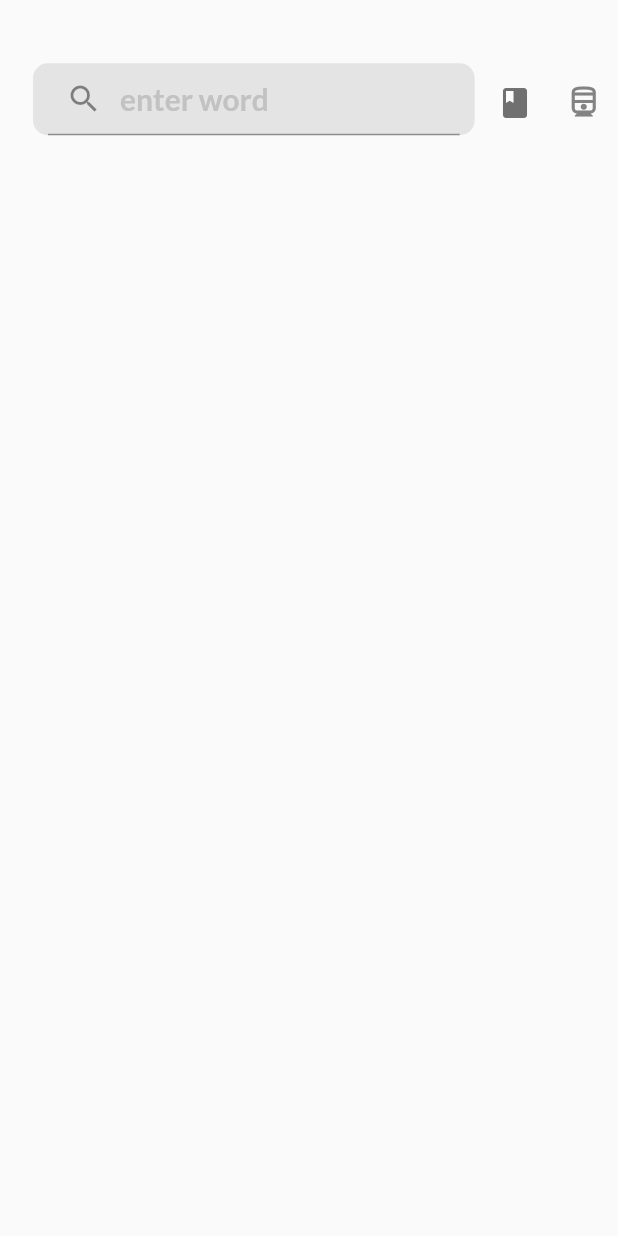
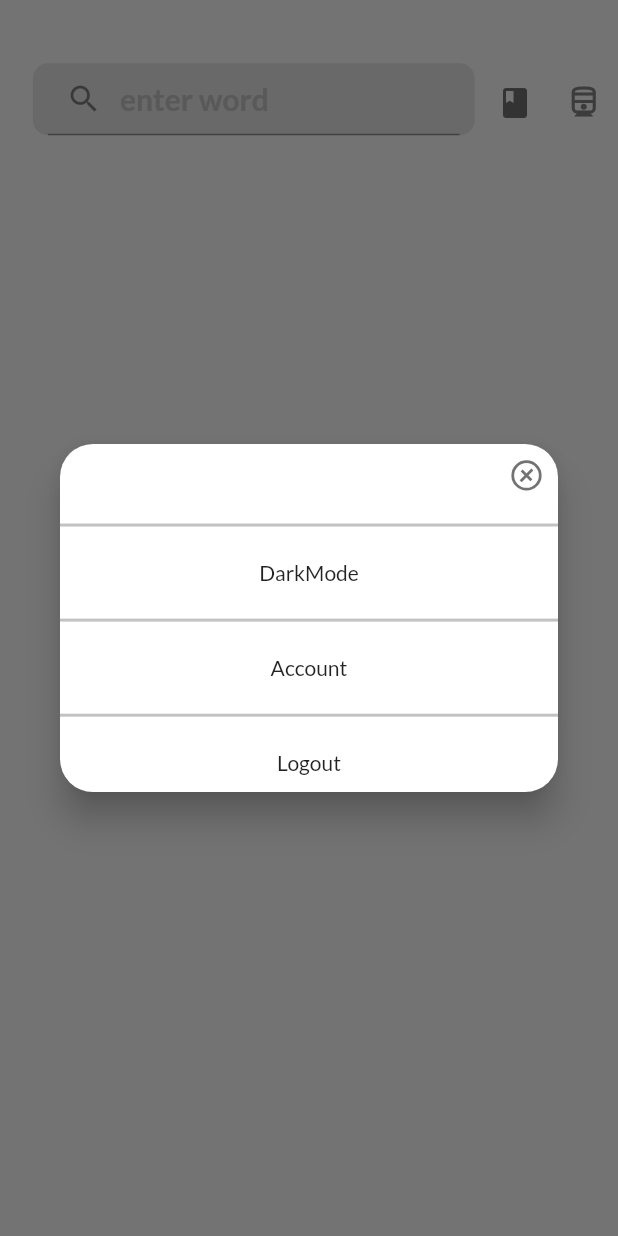
Before and after one commit to patrick-simon045/skiza-Mobile-App, a Flutter app: the Home screen opened directly, after a tap on the "directions railway" icon, on a phone screen of 412 x 824 dp. Run offline on Flutter 3.47's test engine with Material 2 defaults, Android fonts, the phone set to English and light mode, and no system bars; our stand-ins replace flutter_svg, google_fonts, shared_preferences; missing offline and left inert: geolocator_web, shared_preferences_web; accounts and stored records are empty.

Commit message:
feat: add drawer switch layout

```diff
--- /dev/null
+++ b/lib/core/components/app_drawer_component.dart
@@ -0,0 +1,37 @@
+import 'package:flutter/material.dart';
+import 'package:skiza/core/components/line_separator.dart';
+import 'package:skiza/models/app_drawer_model.dart';
+
+class AppDrawerComponent extends StatelessWidget {
+  void onChooseDrawerSelection(BuildContext context, String selectionId) {
+  Navigator.pop(context, selectionId);
+  }
+
+  @override
+  Widget build(BuildContext context) {
+    double _height = MediaQuery.of(context).size.height;
+    double _widht = MediaQuery.of(context).size.width;
+    return Column(
+      children:
+          AppDrawerModel.defaultDrawers().map((AppDrawerModel appDrawerModel) {
+        return GestureDetector(
+          child: Container(
+            color: Colors.transparent,
+             height:_height/13 ,
+            child: Column(
+              mainAxisAlignment: MainAxisAlignment.spaceAround,
+              children: [
+                LineSeperator(color: Color(0xFFC2C2C2)),
+                Text(
+                  appDrawerModel.title,
+                  style: TextStyle(),
+                )
+              ],
+            ),
+          ),
+          onTap: () => onChooseDrawerSelection(context, appDrawerModel.id),
+        );
+      }).toList(),
+    );
+  }
+}
--- a/lib/core/components/home_app_bar_component.dart
+++ b/lib/core/components/home_app_bar_component.dart
@@ -1,19 +1,29 @@
 import 'package:flutter/material.dart';
+import 'package:skiza/core/components/app_drawer_component.dart';
 import 'package:skiza/core/components/search_component.dart';
 import 'package:skiza/core/utils/app_utils.dart';
 
 class HomeAppBarComponent extends StatelessWidget {
   final TextEditingController namecontroller = new TextEditingController();
 
-  void appDrawer(BuildContext context) {
-      Widget default_widget = GestureDetector(
-    child: Text("kija"),
-    onTap: () {
-      Navigator.pop(context,"Hello");
-    },
-  );
-
-    return AppUtil.showPopUpModal(context, default_widget, true);
+  void appDrawer(BuildContext context) async {
+    String drawerResponse =
+        await AppUtil.showPopUpModal(context, AppDrawerComponent(), true);
+    if (drawerResponse != null) {
+      switch (drawerResponse) {
+        case "theme":
+          print("Darkmode");
+          break;
+        case "auth":
+          print("Logout");
+          break;
+        case "account":
+          print("Account");
+          break;
+        default:
+          print("no further options");
+      }
+    }
   }
 
 // AppUtil
--- /dev/null
+++ b/lib/core/utils/app_utils.dart
@@ -0,0 +1,54 @@
+import 'package:flutter/material.dart';
+import 'package:flutter_svg/svg.dart';
+
+class AppUtil {
+
+  static DateTime getDateIntoDateTimeFormat(String date) {
+    return DateTime.parse(date);
+  }
+
+  static showPopUpModal(
+      BuildContext context, Widget modal, bool diablePadding) {
+    return showDialog(
+        context: context,
+        builder: (BuildContext context) {
+          return Dialog(
+            elevation: 10,
+            shape: RoundedRectangleBorder(
+                borderRadius: BorderRadius.circular(22.0)),
+            child: Container(
+              child: Padding(
+                padding: diablePadding
+                    ? const EdgeInsets.all(0)
+                    : const EdgeInsets.only(
+                        bottom: 12, top: 5, right: 5, left: 5),
+                child: SingleChildScrollView(
+                  child: Column(
+                    children: [
+                      Container(
+                        child: Row(
+                          mainAxisAlignment: MainAxisAlignment.end,
+                          children: [
+                            InkWell(
+                              onTap: () => Navigator.of(context).pop(),
+                              child: Container(
+                                margin: EdgeInsets.all(10),
+                                height: 22,
+                                width: 22,
+                                child: SvgPicture.asset(
+                                    'assets/images/close_icon.svg'),
+                              ),
+                            )
+                          ],
+                        ),
+                      ),
+                      modal
+                    ],
+                  ),
+                ),
+              ),
+            ),
+          );
+        });
+  }
+}
--- /dev/null
+++ b/lib/models/app_drawer_model.dart
@@ -0,0 +1,15 @@
+import 'package:flutter/foundation.dart';
+
+class AppDrawerModel {
+  final String id;
+  final String title;
+  AppDrawerModel({@required this.id, @required this.title});
+
+  static List<AppDrawerModel> defaultDrawers() {
+    return [
+      AppDrawerModel(id: "theme", title: "DarkMode"),
+      AppDrawerModel(id: "account", title: "Account"),
+      AppDrawerModel(id: "auth", title: "Logout")
+    ];
+  }
+}
```
Also changed, not shown: 4 other files.
